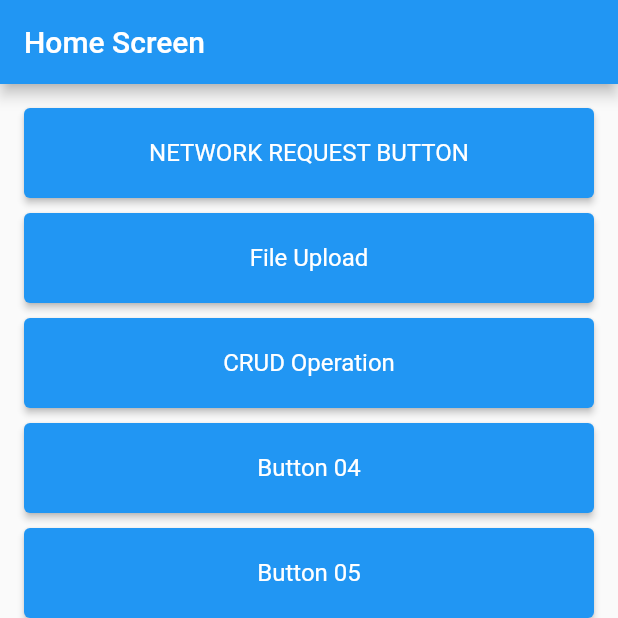
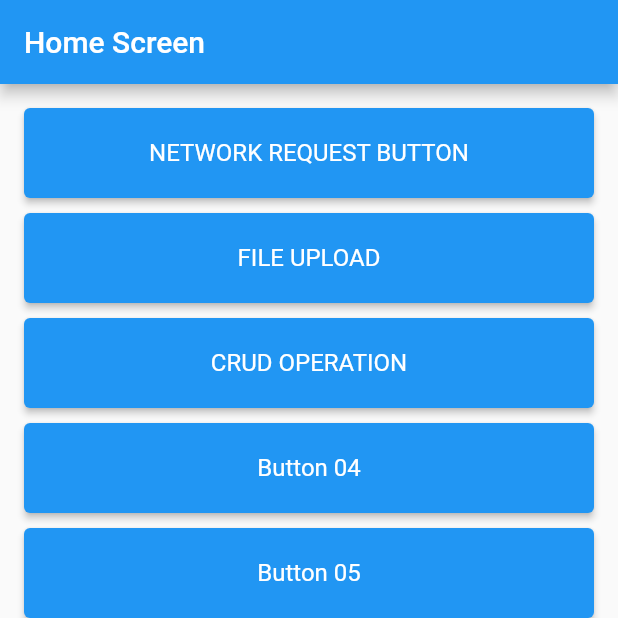
Before and after one commit to AnuradhaHK/Research-Flutter-App, a Flutter app: the screen it shows after launch, on a phone screen of 412 x 824 dp, the top half of it. Run offline on Flutter 3.47's test engine with Material 2 defaults, Android fonts, the phone set to English and light mode, and no system bars; our stand-ins replace flutter_spinkit; missing offline and left inert: dart:html.

Commit message:
button changes

```diff
--- a/lib/screens/home_screen.dart
+++ b/lib/screens/home_screen.dart
@@ -50,7 +50,7 @@ class HomeScreen extends StatelessWidget {
                         builder: (context) => const FileUploadScreen()),
                   );
                 },
-                child: const Text('File Upload'),
+                child: const Text('FILE UPLOAD'),
               ),
             ),
             const SizedBox(height: 10),
@@ -58,7 +58,7 @@ class HomeScreen extends StatelessWidget {
               child: ElevatedButton(
                 style: ButtonStyles.elevatedButtonStyle,
                 onPressed: () {},
-                child: const Text('CRUD Operation'),
+                child: const Text('CRUD OPERATION'),
               ),
             ),
             const SizedBox(height: 10),
```
